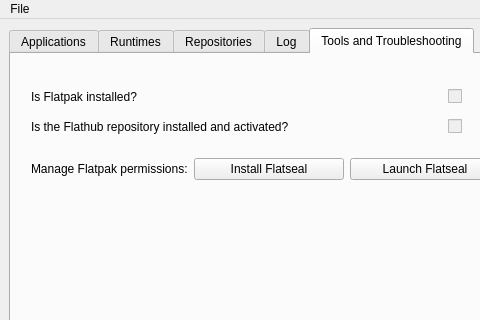
Above: src/mainwindow.ui from seigneurfuo/flatpak-gui-python before the change; both pictures show x 0 to 480 and y 0 to 320 of the 800 by 468 pixel window. Below: the same form after it.
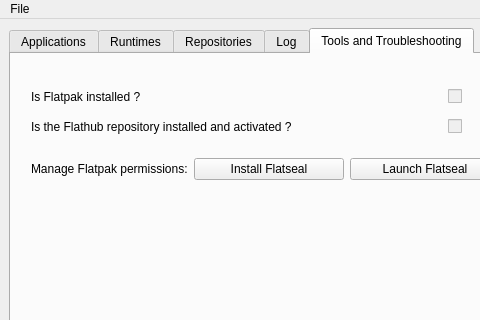
That is the form after the change. The open tabs and pages were chosen to show the change. Icons and pictures are not drawn.

What changed in the file:
```diff
--- a/src/mainwindow.ui
+++ b/src/mainwindow.ui
@@ -364,7 +364,7 @@
          <item row="0" column="0">
           <widget class="QLabel" name="label_5">
            <property name="text">
-            <string>Is Flatpak installed?</string>
+            <string>Is Flatpak installed ?</string>
            </property>
           </widget>
          </item>
@@ -449,7 +449,7 @@
          <item row="0" column="0">
           <widget class="QLabel" name="label_3">
            <property name="text">
-            <string>Is the Flathub repository installed and activated?</string>
+            <string>Is the Flathub repository installed and activated ?</string>
            </property>
           </widget>
          </item>
```
Left out of the diff: 82 changed lines with no effect on the pictures.
